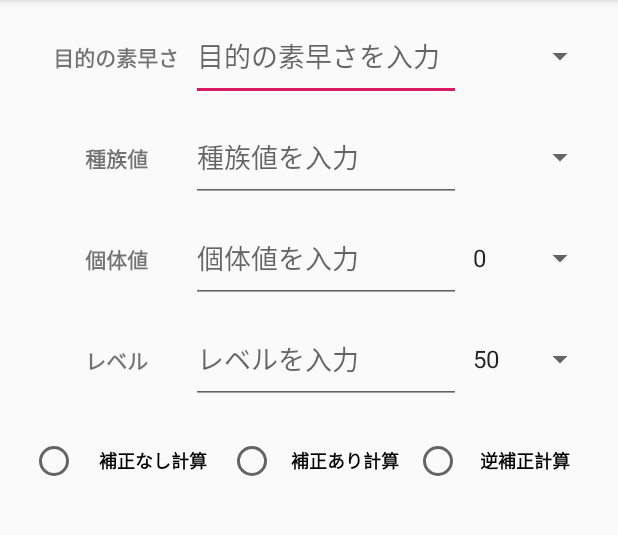
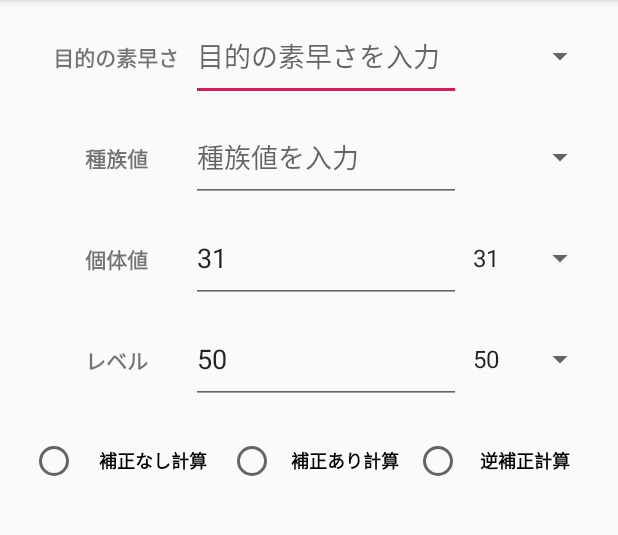
Before and after one commit to SuzuSuzuki/pokemonTool001, an Android app: the screen it shows after launch (MainActivity), on a phone screen of 412 x 824 dp, the part 84-619 px from its top. Run offline under Robolectric (Android 15) with nearby library versions, the phone set to English and light mode, and no system bars.

Commit message:
Spinnerの選択された値をセットできるようにした

```diff
--- a/app/src/main/java/com/ss_company/pokemontool00/MainActivity.java
+++ b/app/src/main/java/com/ss_company/pokemontool00/MainActivity.java
@@ -24,6 +24,8 @@ import android.widget.Toast;
 
 public class MainActivity extends AppCompatActivity {
 
+
+
     @Override
     protected void onCreate(Bundle savedInstanceState) {
         super.onCreate(savedInstanceState);
@@ -35,11 +37,13 @@ public class MainActivity extends AppCompatActivity {
 
     }
 
-    private void main(){
+    private void main() {
+
         final EditText editObjectiveValue = (EditText) findViewById(R.id.objectiveValue);      //目的の素早さ
         final EditText editBaseStats = (EditText) findViewById(R.id.baseStats);                //種族値
         final EditText editIndividualValue = (EditText) findViewById(R.id.individualValue);    //個体値
         final EditText editLevel = (EditText) findViewById(R.id.level);                        //レベル
+
         final Calculate cal = new Calculate();//ポケモンの計算クラスのインスタンス
         final Change change = new Change();
         final int effortValueMax = 252;//最大の努力値
@@ -124,27 +128,26 @@ public class MainActivity extends AppCompatActivity {
 
     private void spinner (){
 
-        String spinnerItemIV[] = {"0","30","31"};//個体値一覧
-        String spinnerItemLV[] = {"50","100"};//レベル一覧
+        final String spinnerItemIV[] = {"31","30","0"};//個体値一覧
+        final String spinnerItemLV[] = {"50","100"};//レベル一覧
         Spinner spinnerIV = findViewById(R.id.individualValueSpinner);
         Spinner spinnerLV = findViewById(R.id.levelSpinner);
 
         ArrayAdapter adapterIV = new ArrayAdapter(this, android.R.layout.simple_spinner_item, spinnerItemIV);
         adapterIV.setDropDownViewResource(android.R.layout.simple_spinner_dropdown_item);
         spinnerIV.setAdapter(adapterIV);
+
         spinnerIV.setOnItemSelectedListener(new AdapterView.OnItemSelectedListener() {
             @Override
             //選択された時の処理
             public void onItemSelected(AdapterView<?> parent, View view, int position, long id) {
-                //スピナーで選択された値をEditTextにセットしたい
-
+                //mainメソッドにeditIndividualValueが定義されているからまとめたい
+                final EditText editIndividualValue = (EditText) findViewById(R.id.individualValue);
+                editIndividualValue.setText(spinnerItemIV[position], TextView.BufferType.NORMAL);
             }
-
             @Override
             //選択されなかった時の処理
-            public void onNothingSelected(AdapterView<?> parent) {
-
-            }
+            public void onNothingSelected(AdapterView<?> parent) {}
         });
 
 
@@ -152,6 +155,15 @@ public class MainActivity extends AppCompatActivity {
         adapterLV.setDropDownViewResource(android.R.layout.simple_spinner_dropdown_item);
         spinnerLV.setAdapter(adapterLV);
 
+        spinnerLV.setOnItemSelectedListener(new AdapterView.OnItemSelectedListener() {
+            @Override
+            public void onItemSelected(AdapterView<?> parent, View view, int position, long id) {
+                final EditText editLevel = (EditText) findViewById(R.id.level);
+                editLevel.setText(spinnerItemLV[position], TextView.BufferType.NORMAL);
+            }
+            @Override
+            public void onNothingSelected(AdapterView<?> parent) {}
+        });
 
 
 
```
